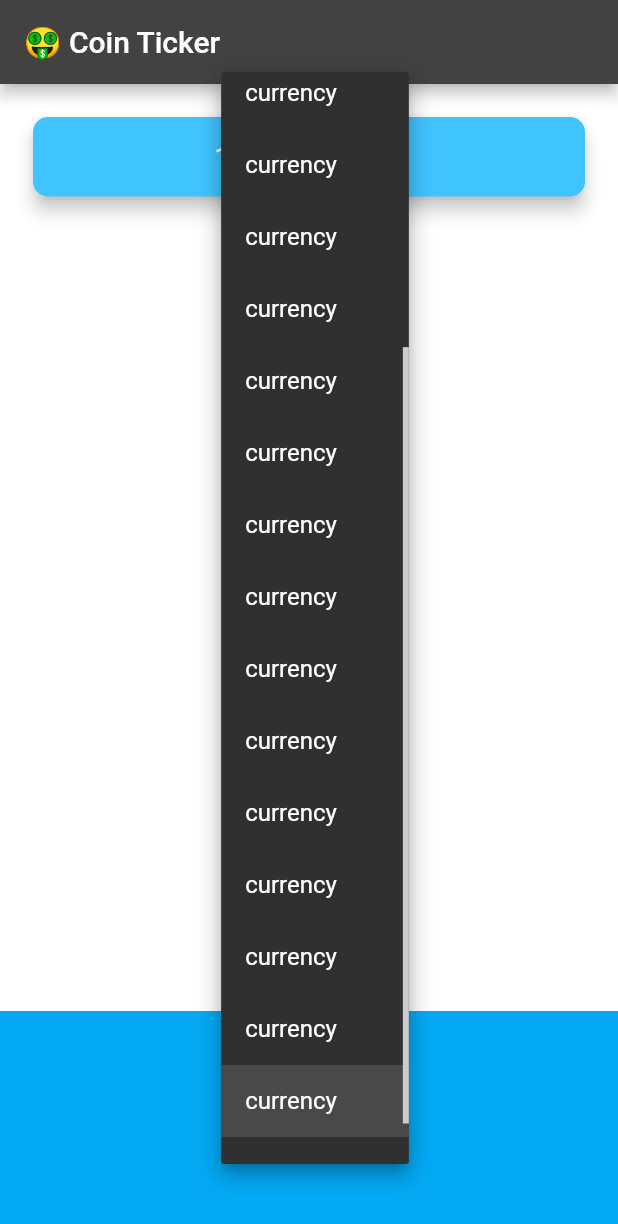
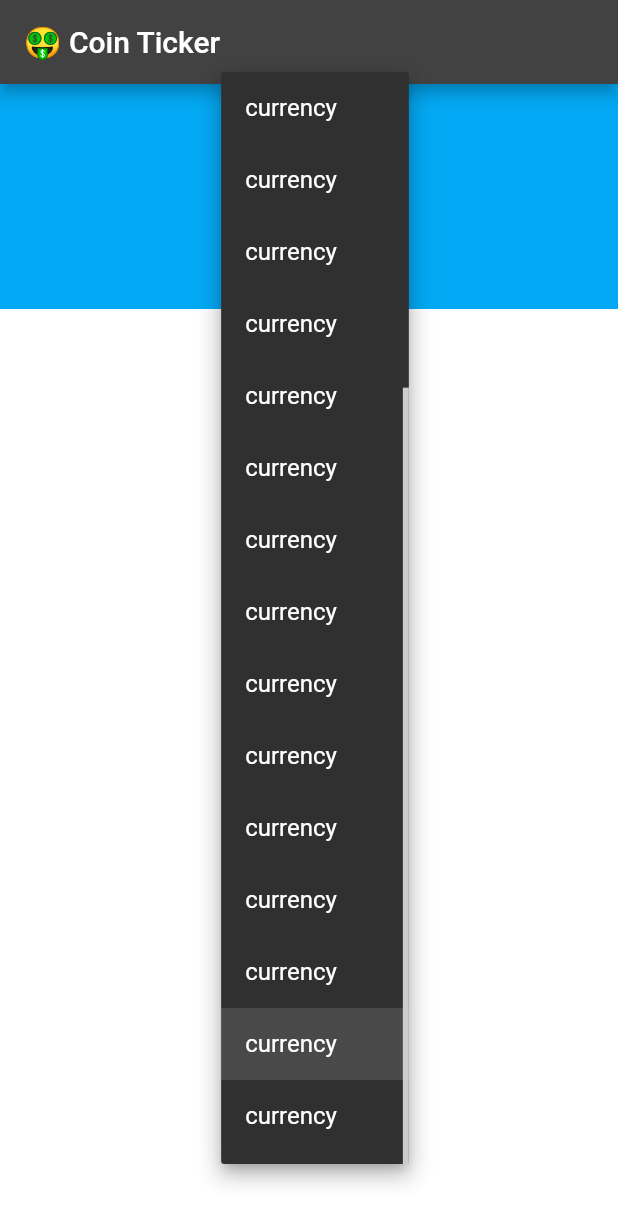
Before and after one commit to tobiasprima/bitcoin_ticker_flutter_app, a Flutter app: the screen it shows after launch, after a tap on "currency", on a phone screen of 412 x 824 dp. Shown: the top 1224 px of the screen. Run offline on Flutter 3.47's test engine with Material 2 defaults, Android fonts, the light colour scheme and no system bars; missing offline and left inert: dart:html; network calls fail.

Commit message:
Input other Currency's card

```diff
--- a/lib/coin_data.dart
+++ b/lib/coin_data.dart
@@ -36,16 +36,21 @@ const apiKey = "C740DADD-FBC0-4D43-899F-6570DB76D9BD";
 
 class CoinData {
   Future getCoinData(String selectedCurrency) async {
-    String requestURL = "$coinAPIURL/BTC/$selectedCurrency?apikey=$apiKey";
+    Map<String, String> cryptoPrices = {};
+    for (String crypto in cryptoList) {
+      String requestURL =
+          "$coinAPIURL/$crypto/$selectedCurrency?apikey=$apiKey";
       http.Response response = await http.get(Uri.parse(requestURL));
 
       if (response.statusCode == 200) {
         var decodedData = jsonDecode(response.body);
-      var lastPrice = decodedData['rate'];
-      return lastPrice;
+        double lastPrice = decodedData['rate'];
+        cryptoPrices[crypto] = lastPrice.toStringAsFixed(0);
       } else {
         print(response.statusCode);
         throw 'Problem with the get request';
       }
     }
+    return cryptoPrices;
   }
+}
--- a/lib/price_screen.dart
+++ b/lib/price_screen.dart
@@ -1,7 +1,8 @@
+import 'dart:html';
 import 'package:flutter/material.dart';
 import 'coin_data.dart';
 import 'package:flutter/cupertino.dart';
-import 'dart:io' show Platform;
+import 'dart:io' as io show Platform;
 
 class PriceScreen extends StatefulWidget {
   @override
@@ -54,26 +55,43 @@ class _PriceScreenState extends State<PriceScreen> {
     );
   }
 
-  String bitcoinValue = '?';
+  Map<String, String> coinValues = {};
+  bool isWaiting = false;
 
   void getData() async {
+    isWaiting = true;
     try {
       var data = await CoinData().getCoinData(selectedCurrency);
+      isWaiting = false;
       setState(() {
-        bitcoinValue = data;
+        coinValues = data;
       });
     } catch (e) {
       print(e);
     }
   }
 
-  // Widget? getPicker() {
-  //   if (Platform.isIOS) {
-  //     return iOSPicker();
-  //   } else if (Platform.isAndroid) {
-  //     return androidDropDown();
-  //   }
-  // }
+  @override
+  void initState() {
+    super.initState();
+    getData();
+  }
+
+  Column makeCards() {
+    List<CryptoCard> cryptoCards = [];
+    for (String crypto in cryptoList) {
+      cryptoCards.add(
+        CryptoCard(
+            value: isWaiting ? '?' : coinValues[crypto],
+            selectedCurrency: selectedCurrency,
+            cryptoCurrency: crypto),
+      );
+    }
+    return Column(
+      crossAxisAlignment: CrossAxisAlignment.stretch,
+      children: cryptoCards,
+    );
+  }
 
   @override
   Widget build(BuildContext context) {
@@ -85,7 +103,33 @@ class _PriceScreenState extends State<PriceScreen> {
         mainAxisAlignment: MainAxisAlignment.spaceBetween,
         crossAxisAlignment: CrossAxisAlignment.stretch,
         children: <Widget>[
-          Padding(
+          Container(
+            height: 150.0,
+            alignment: Alignment.center,
+            padding: EdgeInsets.only(bottom: 30.0),
+            color: Colors.lightBlue,
+            child: io.Platform.isIOS ? iOSPicker() : androidDropDown(),
+          ),
+        ],
+      ),
+    );
+  }
+}
+
+class CryptoCard extends StatelessWidget {
+  const CryptoCard({
+    required this.value,
+    required this.selectedCurrency,
+    required this.cryptoCurrency,
+  });
+
+  final dynamic value;
+  final String selectedCurrency;
+  final String cryptoCurrency;
+
+  @override
+  Widget build(BuildContext context) {
+    return Padding(
       padding: EdgeInsets.fromLTRB(18.0, 18.0, 18.0, 0),
       child: Card(
         color: Colors.lightBlueAccent,
@@ -96,7 +140,7 @@ class _PriceScreenState extends State<PriceScreen> {
         child: Padding(
           padding: EdgeInsets.symmetric(vertical: 15.0, horizontal: 28.0),
           child: Text(
-                  '1 BTC = ? USD',
+            '1 $cryptoCurrency = $value $selectedCurrency',
             textAlign: TextAlign.center,
             style: TextStyle(
               fontSize: 20.0,
@@ -105,16 +149,6 @@ class _PriceScreenState extends State<PriceScreen> {
           ),
         ),
       ),
-          ),
-          Container(
-            height: 150.0,
-            alignment: Alignment.center,
-            padding: EdgeInsets.only(bottom: 30.0),
-            color: Colors.lightBlue,
-            child: Platform.isIOS ? iOSPicker() : androidDropDown(),
-          ),
-        ],
-      ),
     );
   }
 }
```
Lines whose indentation alone changed are shown as unchanged.
